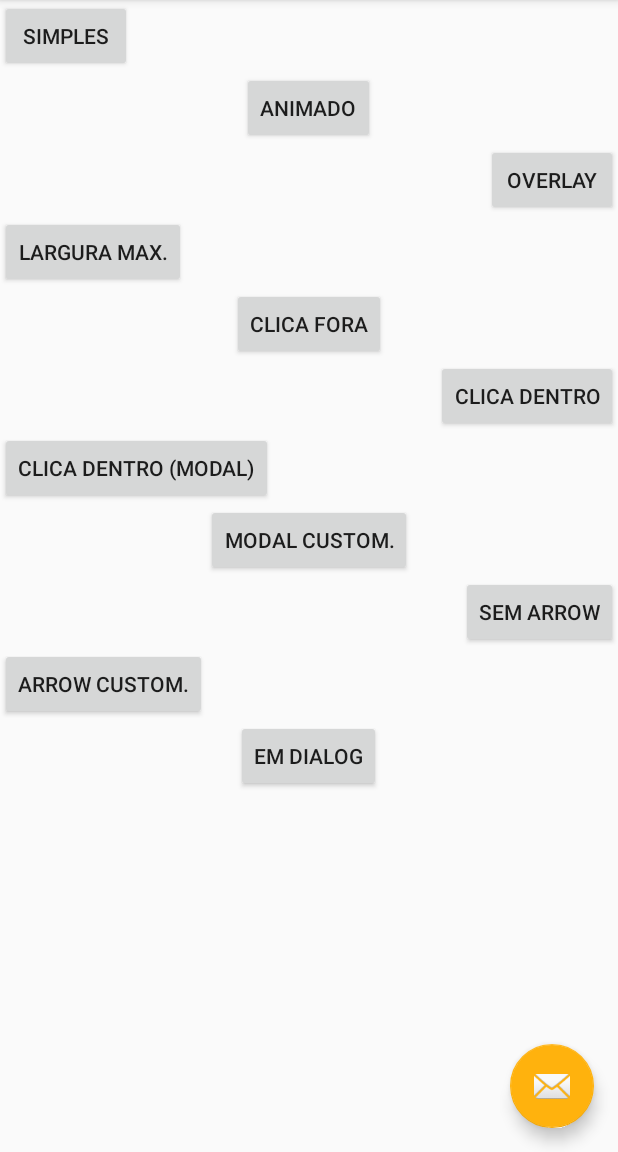
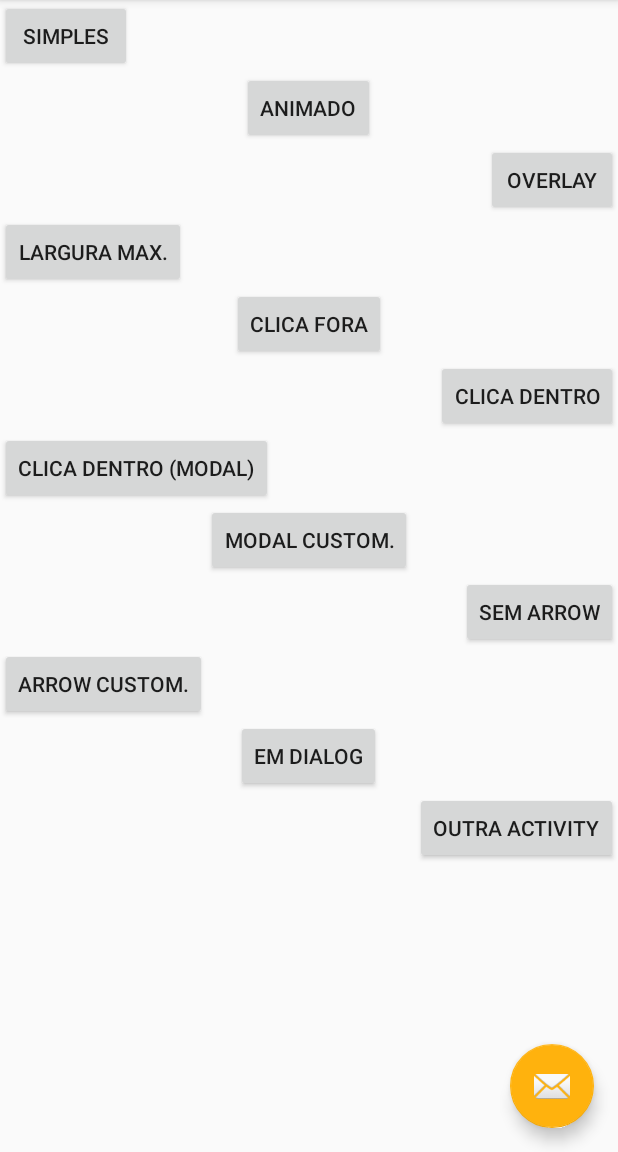
Before and after one commit to douglasjunior/android-simple-tooltip, an Android app: the screen it shows after launch (MainActivity), on a phone screen of 412 x 824 dp, the part 84-1236 px from its top. Run offline under Robolectric (Android 15) with nearby library versions, the phone set to English and light mode, and no system bars.

```diff
--- a/sample/src/main/java/io/github/douglasjunior/androidSimpleTooltip/sample/MainActivity.java
+++ b/sample/src/main/java/io/github/douglasjunior/androidSimpleTooltip/sample/MainActivity.java
@@ -25,8 +25,10 @@
 package io.github.douglasjunior.androidSimpleTooltip.sample;
 
 import android.app.Dialog;
+import android.content.Intent;
 import android.os.Bundle;
 import android.support.design.widget.FloatingActionButton;
+import android.support.v4.widget.NestedScrollView;
 import android.support.v7.app.AppCompatActivity;
 import android.support.v7.widget.Toolbar;
 import android.view.Gravity;
@@ -51,7 +53,7 @@ public class MainActivity extends AppCompatActivity implements View.OnClickListe
         Toolbar toolbar = (Toolbar) findViewById(R.id.toolbar);
         setSupportActionBar(toolbar);
 
-        FloatingActionButton fab = (FloatingActionButton) findViewById(R.id.fab);
+        final FloatingActionButton fab = (FloatingActionButton) findViewById(R.id.fab);
         fab.setOnClickListener(this);
 
         findViewById(R.id.btn_simple).setOnClickListener(this);
@@ -65,6 +67,20 @@ public class MainActivity extends AppCompatActivity implements View.OnClickListe
         findViewById(R.id.btn_no_arrow).setOnClickListener(this);
         findViewById(R.id.btn_custom_arrow).setOnClickListener(this);
         findViewById(R.id.btn_dialog).setOnClickListener(this);
+        findViewById(R.id.btn_other_activity).setOnClickListener(this);
+
+        NestedScrollView scroll = (NestedScrollView) findViewById(R.id.scroll);
+        scroll.setOnScrollChangeListener(new NestedScrollView.OnScrollChangeListener() {
+            @Override
+            public void onScrollChange(NestedScrollView v, int scrollX, int scrollY, int oldScrollX, int oldScrollY) {
+                int diff = oldScrollY - scrollY;
+                if (diff < 0) {
+                    fab.hide();
+                } else {
+                    fab.show();
+                }
+            }
+        });
     }
 
     @Override
@@ -240,6 +256,9 @@ public class MainActivity extends AppCompatActivity implements View.OnClickListe
                     dialog.dismiss();
                 }
             });
+
+        } else if (v.getId() == R.id.btn_other_activity) {
+            startActivity(new Intent(this, OtherActivity.class));
         }
     }
 }
--- a/sample/src/main/res/layout/activity_main.xml
+++ b/sample/src/main/res/layout/activity_main.xml
@@ -19,7 +19,8 @@
 
     </android.support.design.widget.AppBarLayout>
 
-    <ScrollView
+    <android.support.v4.widget.NestedScrollView
+        android:id="@+id/scroll"
         android:layout_width="match_parent"
         android:layout_height="match_parent"
         android:layout_marginTop="?attr/actionBarSize">
@@ -105,8 +106,15 @@
                 android:layout_height="wrap_content"
                 android:layout_gravity="center"
                 android:text="@string/btn_dialog" />
+
+            <Button
+                android:id="@+id/btn_other_activity"
+                android:layout_width="wrap_content"
+                android:layout_height="wrap_content"
+                android:layout_gravity="end"
+                android:text="@string/btn_other_activity" />
         </LinearLayout>
-    </ScrollView>
+    </android.support.v4.widget.NestedScrollView>
 
     <android.support.design.widget.FloatingActionButton
         android:id="@+id/fab"
--- a/sample/src/main/res/values/strings.xml
+++ b/sample/src/main/res/values/strings.xml
@@ -1,9 +1,9 @@
 <resources>
-    <string name="app_name">Android Simple Tooltip</string>
+    <string name="app_name" translatable="false">Android Simple Tooltip</string>
 
     <string name="btn_simple">Simples</string>
     <string name="btn_animated">Animado</string>
-    <string name="btn_overlay">Overlay</string>
+    <string name="btn_overlay" translatable="false">Overlay</string>
     <string name="btn_outside">Clica fora</string>
     <string name="btn_inside">Clica dentro</string>
     <string name="btn_inside_modal">Clica dentro (Modal)</string>
@@ -16,4 +16,5 @@
     <string name="btn_in_dialog">Tooltip em Dialog</string>
     <string name="btn_close">Fechar</string>
     <string name="btn_dialog">Em dialog</string>
+    <string name="btn_other_activity">Outra Activity</string>
 </resources>
```
Also changed, not shown: library/src/main/java/io/github/douglasjunior/androidSimpleTooltip/SimpleTooltip.java (+7 -1 lines), sample/src/main/AndroidManifest.xml (+3 -5 lines), sample/src/main/java/io/github/douglasjunior/androidSimpleTooltip/sample/OtherActivity.java (added, +48 -0 lines), sample/src/main/res/layout/activity_other.xml (added, +29 -0 lines).
